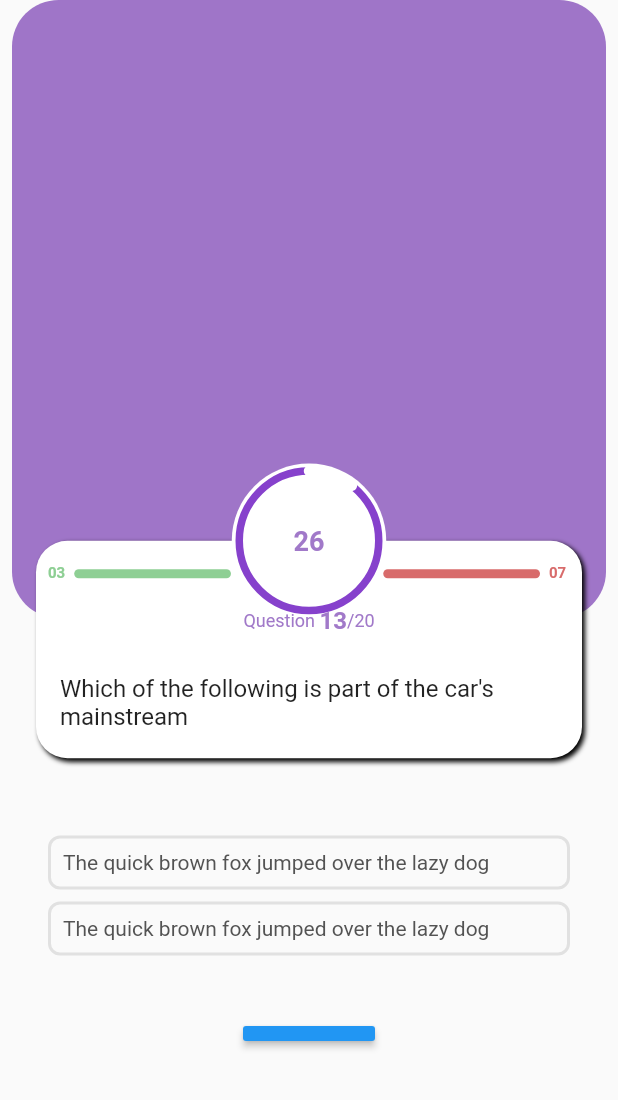
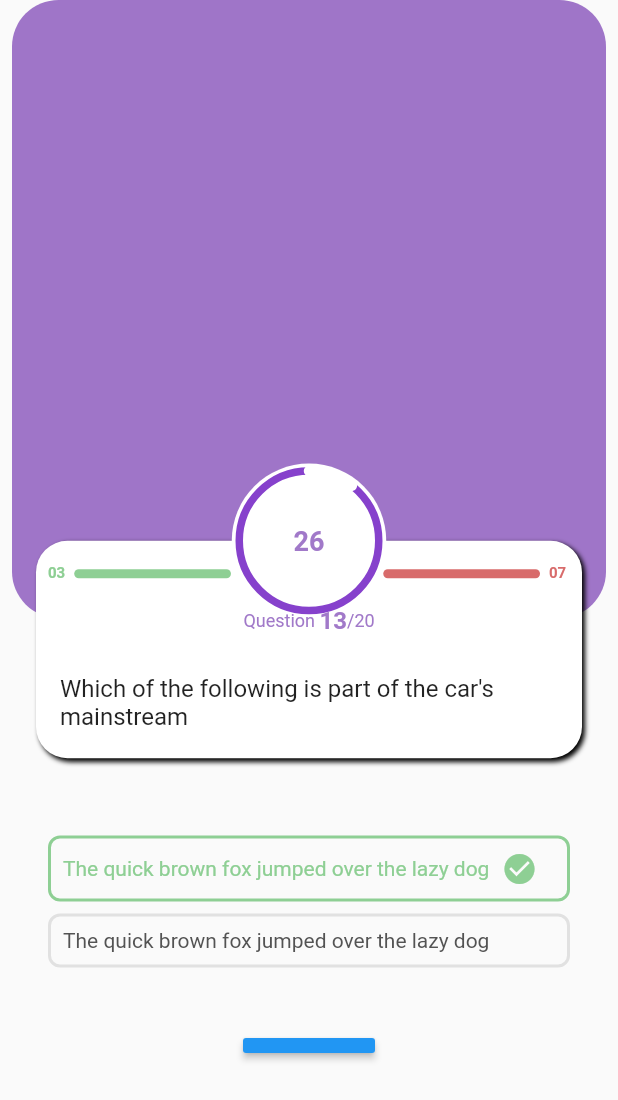
Before and after one commit to SelaseKay/AccuDriver, a Flutter app: the _QuestionPage widget shown alone on an empty page, opened directly, after a tap on "The quick brown fox jumped over the lazy", on a phone screen of 412 x 824 dp. Shown: the top 1100 px of the screen. Run offline on Flutter 3.47's test engine with Material 2 defaults, Android fonts, the phone set to English and light mode, and no system bars; our stand-ins replace hexcolor, video_player.

```diff
--- a/lib/screens/questionsscreen.dart
+++ b/lib/screens/questionsscreen.dart
@@ -21,8 +21,7 @@ class _QuestionsScreenState extends State<QuestionsScreen> {
   Widget build(BuildContext context) {
     return MaterialApp(
       debugShowCheckedModeBanner: false,
-      home: Scaffold(
-          body: _QuestionPage()),
+      home: Scaffold(body: _QuestionPage()),
     );
   }
 }
@@ -37,6 +36,11 @@ class _QuestionPage extends StatefulWidget {
 }
 
 class __QuestionPageState extends State<_QuestionPage> {
+  AnswerOptionState _ansOpt1State = AnswerOptionState();
+  AnswerOptionState _ansOpt2State = AnswerOptionState();
+
+  bool _isGestureDetectDisabled = false;
+
   @override
   Widget build(BuildContext context) {
     final double statusBarHeight = MediaQuery.of(context).padding.top;
@@ -61,10 +65,6 @@ class __QuestionPageState extends State<_QuestionPage> {
     // final answerOptionModel = Provider.of<AnswerOptionModel>(context);
 
     // Answer option states
-    AnswerOptionState _ansOpt1State = AnswerOptionState();
-    AnswerOptionState _ansOpt2State = AnswerOptionState();
-
-    bool _isGestureDetectDisabled = false;
 
     return Container(
       height: double.infinity,
@@ -167,5 +167,4 @@ class __QuestionPageState extends State<_QuestionPage> {
       ),
     );
   }
-
 }
```
Also changed, not shown: lib/custom_widget/answeroption.dart (+0 -7 lines).
